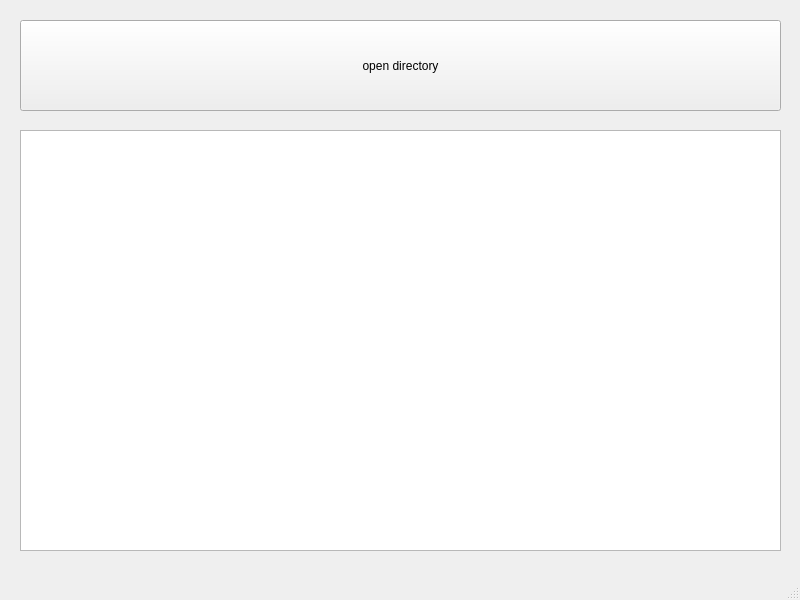
Qt form main_window_satellite_comparator.ui (ValeryStk/satellite_comparator) before a commit.
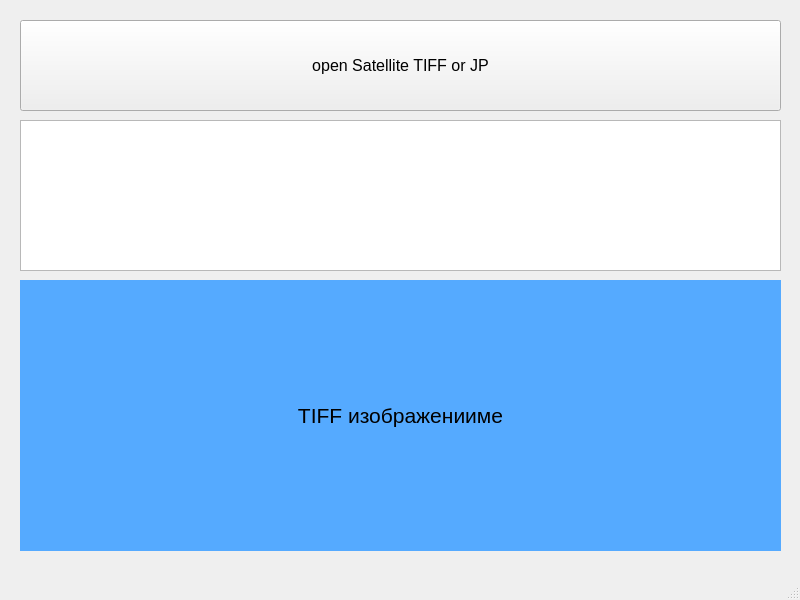
The same form after that commit.

What changed in the file:
```diff
--- a/main_window_satellite_comparator.ui
+++ b/main_window_satellite_comparator.ui
@@ -10,6 +10,12 @@
     <height>600</height>
    </rect>
   </property>
+  <property name="font">
+   <font>
+    <family>Segoe UI</family>
+    <pointsize>12</pointsize>
+   </font>
+  </property>
   <property name="windowTitle">
    <string>MainWindowSatelliteComparator</string>
   </property>
@@ -24,19 +30,45 @@
      </rect>
     </property>
     <property name="text">
-     <string>open directory</string>
+     <string>open Satellite TIFF or JP</string>
     </property>
    </widget>
    <widget class="QTextBrowser" name="textBrowser_header_info">
     <property name="geometry">
      <rect>
       <x>20</x>
-      <y>130</y>
+      <y>120</y>
       <width>761</width>
-      <height>421</height>
+      <height>151</height>
      </rect>
     </property>
    </widget>
+   <widget class="QLabel" name="label_satellite_image">
+    <property name="geometry">
+     <rect>
+      <x>20</x>
+      <y>280</y>
+      <width>761</width>
+      <height>271</height>
+     </rect>
+    </property>
+    <property name="font">
+     <font>
+      <family>Segoe UI</family>
+      <pointsize>16</pointsize>
+     </font>
+    </property>
+    <property name="styleSheet">
+     <string notr="true">background-color: rgb(85, 170, 255);
+color: rgb(0, 0, 0);</string>
+    </property>
+    <property name="text">
+     <string>TIFF изображенииме</string>
+    </property>
+    <property name="alignment">
+     <set>Qt::AlignCenter</set>
+    </property>
+   </widget>
   </widget>
   <widget class="QMenuBar" name="menubar">
    <property name="geometry">
```
Left out of the diff: 2 changed lines with no effect on the pictures.
